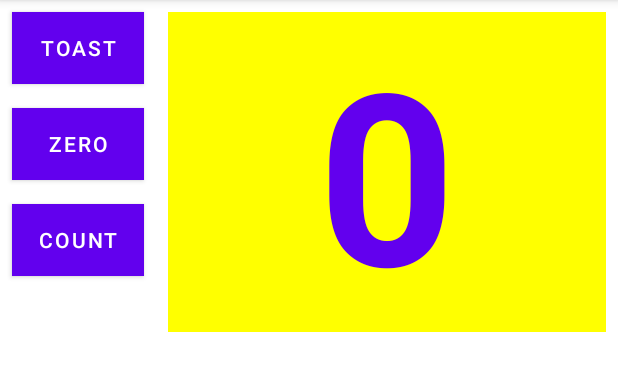
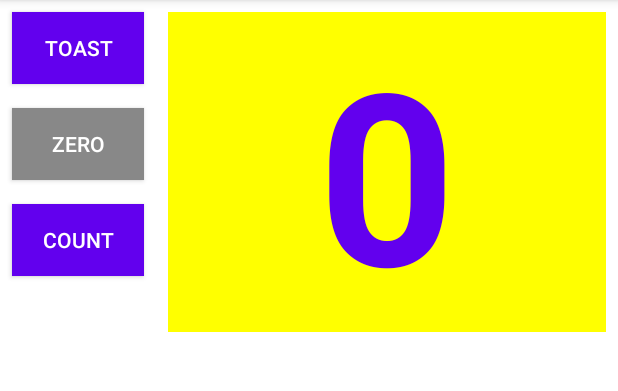
Before and after one commit to sakriya777/LayoutEditor, an Android app: the screen it shows after launch (MainActivity), after a tap on "ZERO", on a phone screen of 412 x 824 dp, the part 84-475 px from its top. Run offline under Robolectric (Android 15) with nearby library versions, the phone set to English and light mode, and no system bars.

Commit message:
zero button added

```diff
--- a/app/src/main/java/com/example/layouteditor/MainActivity.java
+++ b/app/src/main/java/com/example/layouteditor/MainActivity.java
@@ -42,6 +42,6 @@ public class MainActivity extends AppCompatActivity {
         mCount = 0;
         mShowCount.setText(Integer.toString(mCount));
         if(mCount==0){
-        view.setBackgroundColor(Color.GREEN);}
+        view.setBackgroundColor(Color.GRAY);}
     }
 }
--- a/app/src/main/res/layout/activity_main.xml
+++ b/app/src/main/res/layout/activity_main.xml
@@ -13,7 +13,7 @@
     android:layout_height="wrap_content"
     android:orientation="vertical">
 
-    <com.google.android.material.button.MaterialButton
+    <androidx.appcompat.widget.AppCompatButton
         android:id="@+id/button_toast"
         android:layout_width="wrap_content"
         android:layout_height="wrap_content"
@@ -24,12 +24,12 @@
         android:layout_marginEnd="8dp"
         android:layout_marginRight="8dp"
         android:layout_marginBottom="8dp"
-        android:background="@color/design_default_color_on_primary"
+        android:background="@color/purple_500"
         android:onClick="show_toast"
         android:text="@string/toast"
         android:textColor="@android:color/white" />
 
-    <com.google.android.material.button.MaterialButton
+    <androidx.appcompat.widget.AppCompatButton
         android:id="@+id/zero"
         android:layout_width="wrap_content"
         android:layout_height="wrap_content"
@@ -39,13 +39,13 @@
         android:layout_marginTop="8dp"
         android:layout_marginEnd="8dp"
         android:layout_marginRight="8dp"
-        android:background="@color/design_default_color_on_primary"
+        android:background="#EE00C6"
         android:onClick="zero"
         android:text="@string/zero"
         android:textColor="@android:color/white" />
 
 
-    <com.google.android.material.button.MaterialButton
+    <androidx.appcompat.widget.AppCompatButton
         android:id="@+id/button_count"
         android:layout_width="wrap_content"
         android:layout_height="wrap_content"
@@ -57,7 +57,7 @@
         android:layout_marginEnd="8dp"
         android:layout_marginRight="8dp"
         android:layout_marginBottom="8dp"
-        android:background="@color/design_default_color_on_primary"
+        android:background="@color/purple_500"
         android:onClick="countUp"
         android:text="@string/count"
         android:textColor="@android:color/white" />
```
